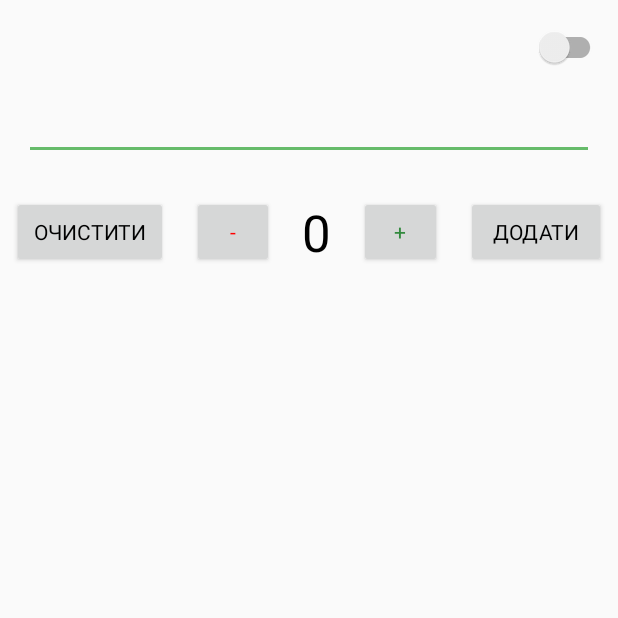
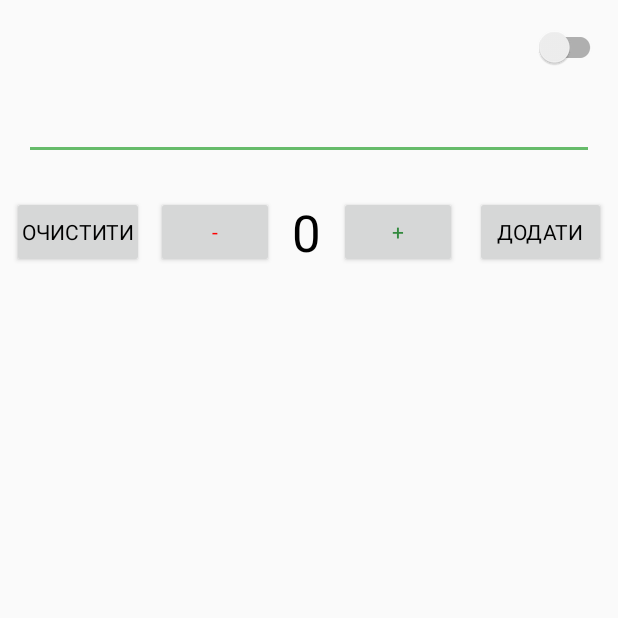
Before and after one commit to PeretsPasha/GroceryList, an Android app: the screen it shows after launch (MainActivity), on a phone screen of 412 x 824 dp, the top half of it. Run offline under Robolectric (Android 15) with nearby library versions, the phone set to English and light mode, and no system bars; libraries missing offline, so code that uses them is left out: com.polyak.iconswitch; plain views replace IconSwitch; Roboto replaces fonts that are not available here; 3 statements that could not run were skipped.

Commit message:
My last commit in this house. I think this is enough.

```diff
--- a/app/src/main/java/com/example/grocery/MainActivity.java
+++ b/app/src/main/java/com/example/grocery/MainActivity.java
@@ -1,25 +1,17 @@
 package com.example.grocery;
 
 import android.content.ContentValues;
-import android.content.Context;
 import android.content.Intent;
-import android.content.SharedPreferences;
 import android.database.Cursor;
 import android.database.sqlite.SQLiteDatabase;
 import android.media.MediaPlayer;
 import android.os.Bundle;
-import android.util.Log;
 import android.view.View;
 import android.widget.Button;
-import android.widget.CompoundButton;
 import android.widget.EditText;
-import android.widget.Switch;
 import android.widget.TextView;
-import android.widget.Toast;
 
-import androidx.annotation.NonNull;
 import androidx.appcompat.app.AppCompatActivity;
-import androidx.appcompat.app.AppCompatDelegate;
 import androidx.recyclerview.widget.ItemTouchHelper;
 import androidx.recyclerview.widget.LinearLayoutManager;
 import androidx.recyclerview.widget.RecyclerView;
@@ -160,6 +152,8 @@ public class MainActivity extends AppCompatActivity {
         mDatabase.delete(GroceryContract.GroceryEntry.TABLE_NAME,
                 GroceryContract.GroceryEntry._ID, null);
         mAdapter.swapCursor(getAllItems());
+        mAmount=0;
+        mTextViewAmount.setText(String.valueOf(mAmount));
     }
 
     private void increase() {
@@ -189,7 +183,7 @@ public class MainActivity extends AppCompatActivity {
         mAdapter.swapCursor(getAllItems());
 
         mEditTextName.getText().clear();
-        mAmount = 0;
+        mAmount = 1;    // this is for easy writing
         mTextViewAmount.setText(String.valueOf(mAmount));
     }
 
--- a/app/src/main/res/layout/activity_main.xml
+++ b/app/src/main/res/layout/activity_main.xml
@@ -1,17 +1,22 @@
 <?xml version="1.0" encoding="utf-8"?>
+
 <LinearLayout
+
     xmlns:android="http://schemas.android.com/apk/res/android"
     xmlns:app="http://schemas.android.com/apk/res-auto"
     android:layout_width="match_parent"
     android:layout_height="match_parent"
-    android:orientation="vertical">
+    android:orientation="vertical"
+    >
+
 
     <LinearLayout
         android:id="@+id/linearLayout2"
         android:layout_width="match_parent"
         android:layout_height="wrap_content"
         android:layout_margin="8dp"
-        android:orientation="vertical">
+        android:orientation="vertical"
+   >
 
         <com.polyak.iconswitch.IconSwitch
             android:layout_marginTop="10dp"
@@ -40,25 +45,29 @@
         android:id="@+id/linearLayout"
         android:layout_width="match_parent"
         android:layout_height="wrap_content"
-        android:orientation="horizontal">
+        android:orientation="horizontal"
+        >
 
         <Button
             android:id="@+id/button_clear"
             android:layout_width="wrap_content"
             android:layout_height="wrap_content"
             android:layout_gravity="center"
-            android:layout_margin="8dp"
+            android:layout_marginLeft="8dp"
+            android:layout_marginRight="4dp"
+            android:padding="4dp"
             android:layout_weight="1"
             android:text="Очистити" />
 
         <Button
             android:id="@+id/button_decrease"
-            android:layout_width="50dp"
+            android:layout_width="wrap_content"
             android:layout_height="wrap_content"
             android:layout_gravity="center"
-            android:layout_margin="8dp"
+            android:layout_margin="4dp"
+            android:layout_weight="100"
             android:gravity="center"
-            android:layout_weight="1"
+            android:padding="4dp"
             android:text="-"
             android:textColor="#FF0000" />
 
@@ -67,21 +76,21 @@
             android:layout_width="wrap_content"
             android:layout_height="wrap_content"
             android:layout_gravity="center"
-            android:layout_margin="8dp"
-            android:layout_marginStart="8dp"
-            android:layout_marginEnd="8dp"
+            android:layout_margin="4dp"
+            android:padding="4dp"
+            android:layout_weight="1"
             android:gravity="center"
-            android:text="0"
-            android:layout_weight="1"
+            android:text="100"
             android:textSize="34sp" />
 
         <Button
             android:id="@+id/button_increase"
-            android:layout_width="50dp"
-            android:layout_weight="1"
+            android:layout_width="wrap_content"
+            android:layout_weight="100"
             android:layout_height="wrap_content"
             android:layout_gravity="center"
-            android:layout_margin="8dp"
+            android:layout_margin="4dp"
+            android:padding="4dp"
             android:gravity="center"
             android:text="+"
             android:textColor="@color/primaryDarkColor" />
@@ -93,6 +102,7 @@
             android:layout_height="wrap_content"
             android:layout_gravity="center"
             android:layout_margin="8dp"
+            android:padding="4dp"
             android:gravity="center"
             android:text="Додати" />
 
@@ -100,11 +110,11 @@
 
     <androidx.recyclerview.widget.RecyclerView
 
-        android:layout_margin="16dp"
         android:id="@+id/recyclerview"
         android:layout_width="match_parent"
         android:layout_height="match_parent"
-        android:layout_gravity="center_horizontal" />
+        android:layout_gravity="center_horizontal"
+        android:layout_margin="16dp" />
 
 
 </LinearLayout>
--- a/app/src/main/res/mipmap-anydpi-v26/ic_launcher.xml
+++ b/app/src/main/res/mipmap-anydpi-v26/ic_launcher.xml
@@ -1,5 +1,5 @@
 <?xml version="1.0" encoding="utf-8"?>
 <adaptive-icon xmlns:android="http://schemas.android.com/apk/res/android">
-    <background android:drawable="@drawable/ic_launcher_background" />
-    <foreground android:drawable="@drawable/ic_launcher_foreground" />
+    <background android:drawable="@color/ic_launcher_background"/>
+    <foreground android:drawable="@mipmap/ic_launcher_foreground"/>
 </adaptive-icon>
--- a/app/src/main/res/mipmap-anydpi-v26/ic_launcher_round.xml
+++ b/app/src/main/res/mipmap-anydpi-v26/ic_launcher_round.xml
@@ -1,5 +1,5 @@
 <?xml version="1.0" encoding="utf-8"?>
 <adaptive-icon xmlns:android="http://schemas.android.com/apk/res/android">
-    <background android:drawable="@drawable/ic_launcher_background" />
-    <foreground android:drawable="@drawable/ic_launcher_foreground" />
+    <background android:drawable="@color/ic_launcher_background"/>
+    <foreground android:drawable="@mipmap/ic_launcher_foreground"/>
 </adaptive-icon>
--- a/app/src/main/res/values/styles.xml
+++ b/app/src/main/res/values/styles.xml
@@ -9,7 +9,7 @@
         <item name="titleTextColor">@color/primaryTextColor</item>
         <item name="fontFamily">@font/roboto_light</item>
         <item name="android:textColor">@color/primaryTextColor</item>
-        <item name="android:windowAnimationStyle">@style/windowAnimation</item>
+         <item name="android:windowAnimationStyle">@style/windowAnimation</item>
     </style>
 
     <style name="AppThemeDark" parent="Theme.AppCompat.NoActionBar">
```
Also changed, not shown: app/src/main/res/mipmap-hdpi/ic_launcher.png, app/src/main/res/mipmap-hdpi/ic_launcher_round.png, app/src/main/res/mipmap-mdpi/ic_launcher.png, app/src/main/res/mipmap-mdpi/ic_launcher_round.png, app/src/main/res/mipmap-xhdpi/ic_launcher.png, app/src/main/res/mipmap-xhdpi/ic_launcher_round.png, app/src/main/res/mipmap-xxhdpi/ic_launcher.png, app/src/main/res/mipmap-xxhdpi/ic_launcher_round.png, app/src/main/res/mipmap-xxxhdpi/ic_launcher.png, app/src/main/res/mipmap-xxxhdpi/ic_launcher_round.png.
